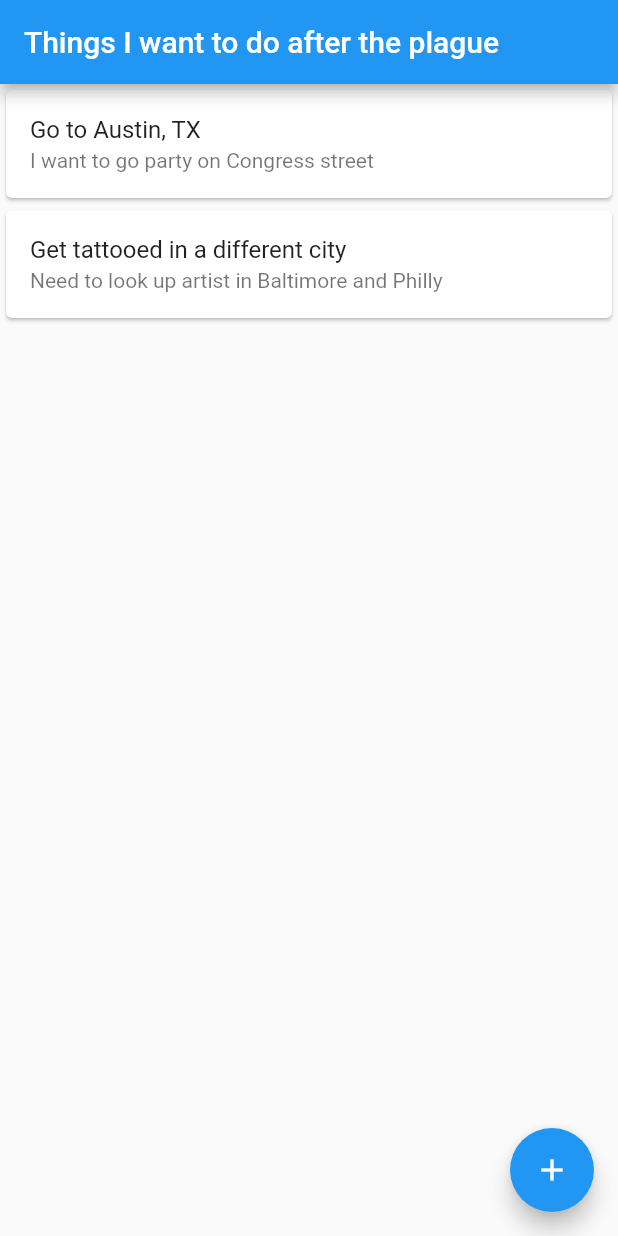
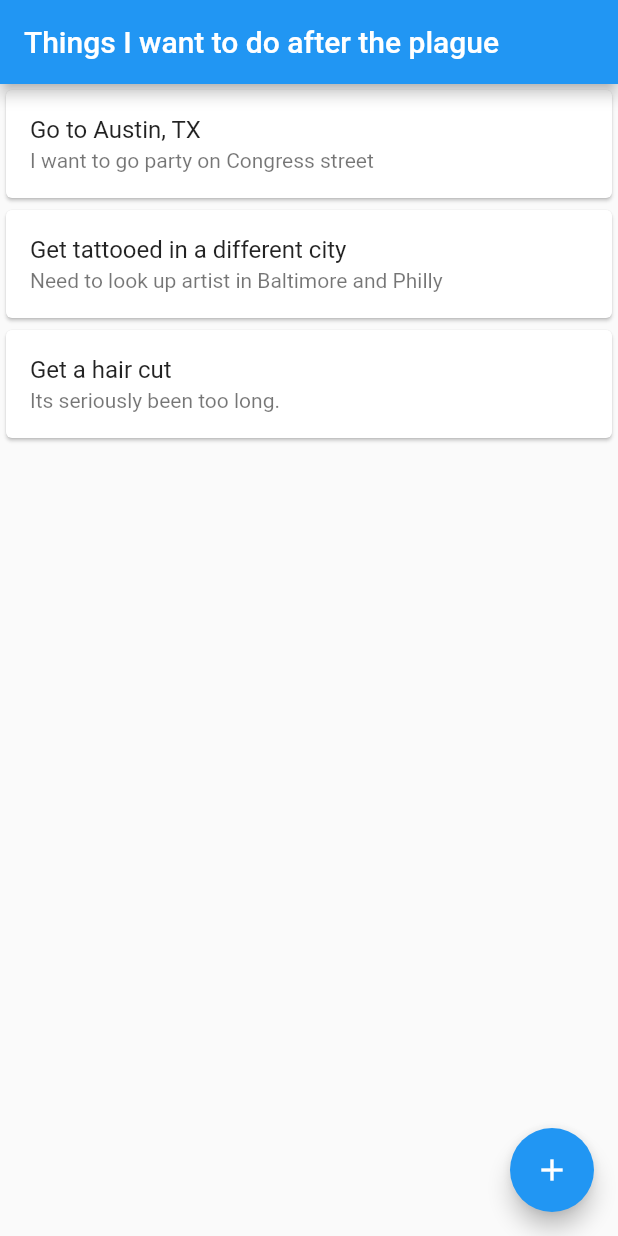
Before and after one commit to cmw9706/todoaftercovid, a Flutter app: the screen it shows after launch, after a tap on the "add" icon, on a phone screen of 412 x 824 dp. Run offline on Flutter 3.47's test engine with Material 2 defaults, Android fonts, the phone set to English and light mode, and no system bars.

Commit message:
make simple example better

```diff
--- a/lib/main.dart
+++ b/lib/main.dart
@@ -25,12 +25,12 @@ class TodoListItem{
   String description;
 }
 
-List<TodoListItem> _getListItems(){
-  return List.from([
-    TodoListItem(title: "Go to Austin, TX", description: "I want to go party on Congress street"),
-    TodoListItem(title: "Get tattooed in a different city", description: "Need to look up artist in Baltimore and Philly"),
-  ]);
-}
+// List<TodoListItem> _getListItems(){
+//   return List.from([
+//     TodoListItem(title: "Go to Austin, TX", description: "I want to go party on Congress street"),
+//     TodoListItem(title: "Get tattooed in a different city", description: "Need to look up artist in Baltimore and Philly"),
+//   ]);
+// }
 
 class TodoListPage extends StatefulWidget {
   final String title;
@@ -38,14 +38,19 @@ class TodoListPage extends StatefulWidget {
   TodoListPage({this.title});
 
   @override
-  _TodoListState createState() => _TodoListState(listItems: _getListItems(), title: title);
+  _TodoListState createState() => _TodoListState(title: title);
 }
 
 class _TodoListState extends State<TodoListPage>{
 
-  _TodoListState({this.listItems, this.title});
-  List<TodoListItem> listItems;
+  List<TodoListItem> listItems = List.from([
+    TodoListItem(title: "Go to Austin, TX", description: "I want to go party on Congress street"),
+    TodoListItem(title: "Get tattooed in a different city", description: "Need to look up artist in Baltimore and Philly"),
+  ]);
+
   final String title;
+
+  _TodoListState({this.title});
 
   @override
   Widget build(BuildContext context){
@@ -68,7 +73,10 @@ class _TodoListState extends State<TodoListPage>{
       ),
       floatingActionButton: FloatingActionButton(
         child: Icon(Icons.add),
-        onPressed: ()=>{},
+        onPressed: ()=>{
+          setState(()=>{
+            listItems.add(TodoListItem(title:"Get a hair cut", description:"Its seriously been too long."))
+          })},
         ),
     );
   }
```
